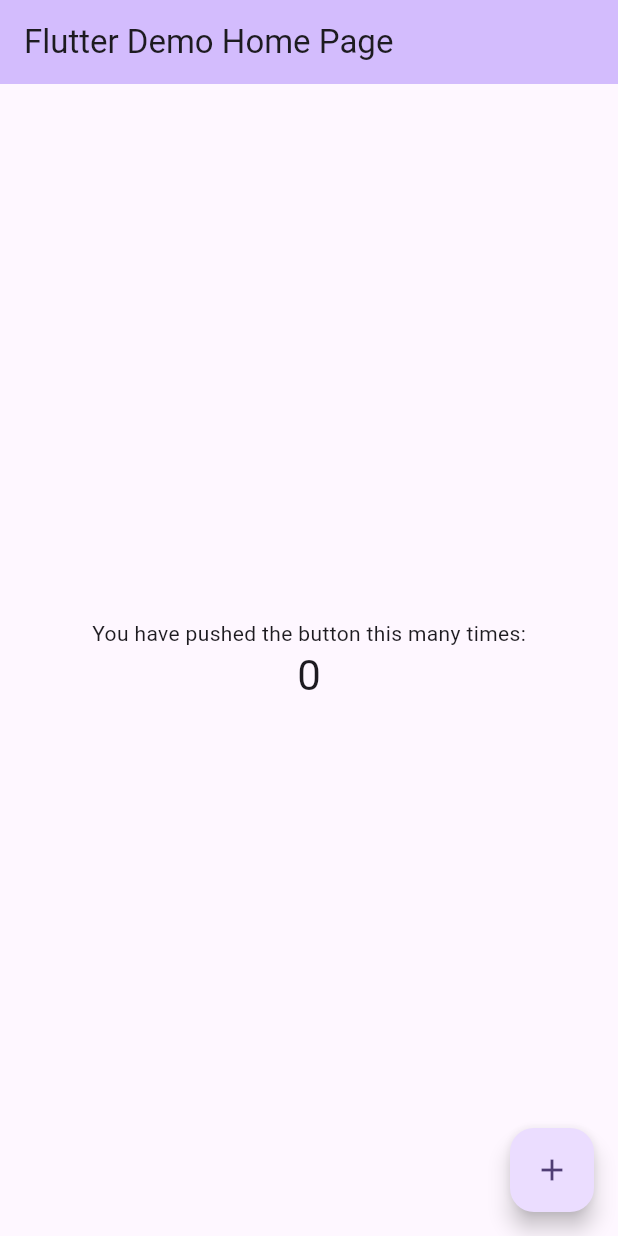
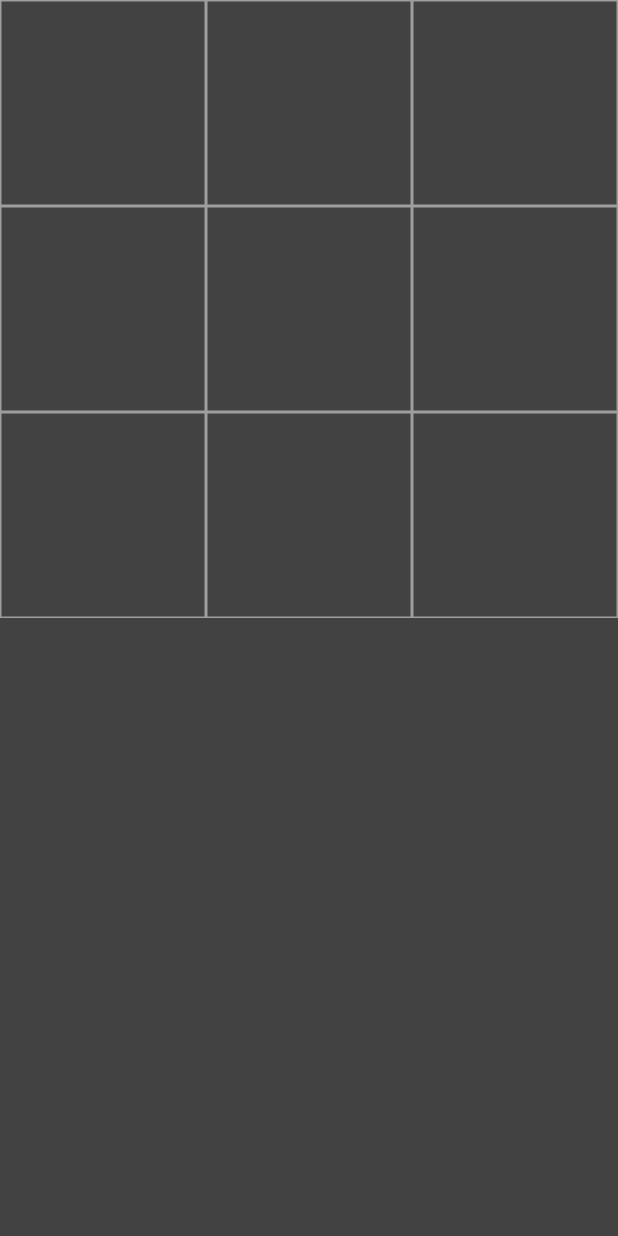
Before and after one commit to Elabs-llc/PRODIGY_AD_04, a Flutter app: the screen it shows after launch, on a phone screen of 412 x 824 dp. Run offline on Flutter 3.47's test engine with Material 3 defaults, Android fonts, the phone set to English and light mode, and no system bars.

Commit message:
tic tac toe game logic added

```diff
--- a/lib/main.dart
+++ b/lib/main.dart
@@ -1,4 +1,5 @@
 import 'package:flutter/material.dart';
+import 'package:tic_tac_toe/pages/game.dart';
 
 void main() {
   runApp(const MyApp());
@@ -7,119 +8,11 @@ void main() {
 class MyApp extends StatelessWidget {
   const MyApp({super.key});
 
-  // This widget is the root of your application.
   @override
   Widget build(BuildContext context) {
-    return MaterialApp(
-      title: 'Flutter Demo',
-      theme: ThemeData(
-        // This is the theme of your application.
-        //
-        // TRY THIS: Try running your application with "flutter run". You'll see
-        // the application has a purple toolbar. Then, without quitting the app,
-        // try changing the seedColor in the colorScheme below to Colors.green
-        // and then invoke "hot reload" (save your changes or press the "hot
-        // reload" button in a Flutter-supported IDE, or press "r" if you used
-        // the command line to start the app).
-        //
-        // Notice that the counter didn't reset back to zero; the application
-        // state is not lost during the reload. To reset the state, use hot
-        // restart instead.
-        //
-        // This works for code too, not just values: Most code changes can be
-        // tested with just a hot reload.
-        colorScheme: ColorScheme.fromSeed(seedColor: Colors.deepPurple),
-        useMaterial3: true,
-      ),
-      home: const MyHomePage(title: 'Flutter Demo Home Page'),
+    return const MaterialApp(
+      debugShowCheckedModeBanner: false,
+      home: Game(),
     );
   }
 }
-
-class MyHomePage extends StatefulWidget {
-  const MyHomePage({super.key, required this.title});
-
-  // This widget is the home page of your application. It is stateful, meaning
-  // that it has a State object (defined below) that contains fields that affect
-  // how it looks.
-
-  // This class is the configuration for the state. It holds the values (in this
-  // case the title) provided by the parent (in this case the App widget) and
-  // used by the build method of the State. Fields in a Widget subclass are
-  // always marked "final".
-
-  final String title;
-
-  @override
-  State<MyHomePage> createState() => _MyHomePageState();
-}
-
-class _MyHomePageState extends State<MyHomePage> {
-  int _counter = 0;
-
-  void _incrementCounter() {
-    setState(() {
-      // This call to setState tells the Flutter framework that something has
-      // changed in this State, which causes it to rerun the build method below
-      // so that the display can reflect the updated values. If we changed
-      // _counter without calling setState(), then the build method would not be
-      // called again, and so nothing would appear to happen.
-      _counter++;
-    });
-  }
-
-  @override
-  Widget build(BuildContext context) {
-    // This method is rerun every time setState is called, for instance as done
-    // by the _incrementCounter method above.
-    //
-    // The Flutter framework has been optimized to make rerunning build methods
-    // fast, so that you can just rebuild anything that needs updating rather
-    // than having to individually change instances of widgets.
-    return Scaffold(
-      appBar: AppBar(
-        // TRY THIS: Try changing the color here to a specific color (to
-        // Colors.amber, perhaps?) and trigger a hot reload to see the AppBar
-        // change color while the other colors stay the same.
-        backgroundColor: Theme.of(context).colorScheme.inversePrimary,
-        // Here we take the value from the MyHomePage object that was created by
-        // the App.build method, and use it to set our appbar title.
-        title: Text(widget.title),
-      ),
-      body: Center(
-        // Center is a layout widget. It takes a single child and positions it
-        // in the middle of the parent.
-        child: Column(
-          // Column is also a layout widget. It takes a list of children and
-          // arranges them vertically. By default, it sizes itself to fit its
-          // children horizontally, and tries to be as tall as its parent.
-          //
-          // Column has various properties to control how it sizes itself and
-          // how it positions its children. Here we use mainAxisAlignment to
-          // center the children vertically; the main axis here is the vertical
-          // axis because Columns are vertical (the cross axis would be
-          // horizontal).
-          //
-          // TRY THIS: Invoke "debug painting" (choose the "Toggle Debug Paint"
-          // action in the IDE, or press "p" in the console), to see the
-          // wireframe for each widget.
-          mainAxisAlignment: MainAxisAlignment.center,
-          children: <Widget>[
-            const Text(
-              'You have pushed the button this many times:',
-            ),
-            Text(
-              '$_counter',
-              style: Theme.of(context).textTheme.headlineMedium,
-            ),
-          ],
-        ),
-      ),
-      floatingActionButton: FloatingActionButton(
-        onPressed: _incrementCounter,
-        tooltip: 'Increment',
-        child: const Icon(Icons.add),
-      ), // This trailing comma makes auto-formatting nicer for build methods.
-    );
-  }
-}
--- /dev/null
+++ b/lib/pages/game.dart
@@ -0,0 +1,116 @@
+import 'package:flutter/material.dart';
+
+class Game extends StatefulWidget {
+  const Game({super.key});
+
+  @override
+  State<Game> createState() => _GameState();
+}
+
+class _GameState extends State<Game> {
+  bool firstTurn = true;
+  List<String> displayCord = ['', '', '', '', '', '', '', '', ''];
+
+  void _tapped(int index) {
+    setState(() {
+      if (firstTurn && displayCord[index] == '') {
+        displayCord[index] = 'o';
+      } else if (!firstTurn && displayCord[index] == '') {
+        displayCord[index] = 'X';
+      }
+      firstTurn = !firstTurn;
+      _checkWinner();
+    });
+  }
+
+  void _checkWinner() {
+    // first row
+    if (displayCord[0] == displayCord[1] &&
+        displayCord[0] == displayCord[2] &&
+        displayCord[0] != '') {
+      _showDialog(displayCord[0]);
+    }
+
+    // 2nd row
+    if (displayCord[3] == displayCord[4] &&
+        displayCord[3] == displayCord[5] &&
+        displayCord[3] != '') {
+      _showDialog(displayCord[3]);
+    }
+
+    // 3rd row
+    if (displayCord[6] == displayCord[7] &&
+        displayCord[6] == displayCord[8] &&
+        displayCord[6] != '') {
+      _showDialog(displayCord[6]);
+    }
+
+    // 1st column
+    if (displayCord[0] == displayCord[3] &&
+        displayCord[0] == displayCord[6] &&
+        displayCord[0] != '') {
+      _showDialog(displayCord[0]);
+    }
+    // 2nd column
+    if (displayCord[1] == displayCord[4] &&
+        displayCord[1] == displayCord[7] &&
+        displayCord[1] != '') {
+      _showDialog(displayCord[1]);
+    }
+    // 3rd column
+    if (displayCord[2] == displayCord[5] &&
+        displayCord[2] == displayCord[8] &&
+        displayCord[2] != '') {
+      _showDialog(displayCord[2]);
+    }
+    // Diagonal 1
+    if (displayCord[0] == displayCord[4] &&
+        displayCord[0] == displayCord[8] &&
+        displayCord[0] != '') {
+      _showDialog(displayCord[0]);
+    }
+    // Diagonal 2
+    if (displayCord[2] == displayCord[4] &&
+        displayCord[2] == displayCord[6] &&
+        displayCord[2] != '') {
+      _showDialog(displayCord[2]);
+    }
+  }
+
+  void _showDialog(String winner) {
+    showDialog(
+        context: context,
+        builder: (BuildContext context) {
+          return AlertDialog(
+            title: Text('$winner IS THE WINNER'),
+          );
+        });
+  }
+
+  @override
+  Widget build(BuildContext context) {
+    return Scaffold(
+      backgroundColor: Colors.grey[800],
+      body: SafeArea(
+          child: GridView.builder(
+              itemCount: 9,
+              gridDelegate:
+                  SliverGridDelegateWithFixedCrossAxisCount(crossAxisCount: 3),
+              itemBuilder: (BuildContext context, int index) {
+                return GestureDetector(
+                  onTap: () => _tapped(index),
+                  child: Container(
+                    decoration:
+                        BoxDecoration(border: Border.all(color: Colors.grey)),
+                    child: Center(
+                      child: Text(
+                        displayCord[index],
+                        style: TextStyle(color: Colors.white, fontSize: 40),
+                      ),
+                    ),
+                  ),
+                );
+              })),
+    );
+  }
+}
--- a/pubspec.yaml
+++ b/pubspec.yaml
@@ -45,7 +45,7 @@ dev_dependencies:
   # activated in the `analysis_options.yaml` file located at the root of your
   # package. See that file for information about deactivating specific lint
   # rules and activating additional ones.
-  flutter_lints: ^4.0.0
+  flutter_lints: ^5.0.0
 
 # For information on the generic Dart part of this file, see the
 # following page: https://dart.dev/tools/pub/pubspec
```
Also changed, not shown: pubspec.lock.
